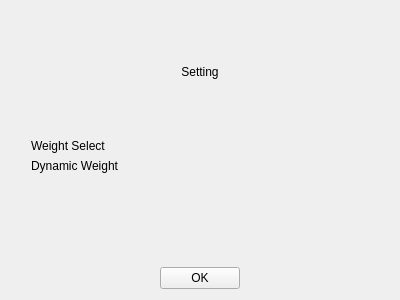
The window that ui/setting.ui (YouMeBetween/QtRandomSelector) describes before a commit, drawn with Qt 5.
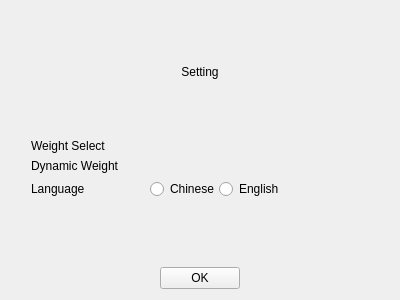
The same window after the commit. Custom widgets are drawn as their Qt base class.

```diff
--- a/ui/setting.ui
+++ b/ui/setting.ui
@@ -81,6 +81,47 @@
        </property>
       </widget>
      </item>
+     <item row="2" column="0">
+      <widget class="QLabel" name="qLanguageLabel">
+       <property name="styleSheet">
+        <string notr="true">font: 500 10pt &quot;思源黑体 CN Medium&quot;;</string>
+       </property>
+       <property name="text">
+        <string>Language</string>
+       </property>
+      </widget>
+     </item>
+     <item row="2" column="1">
+      <layout class="QHBoxLayout" name="horizontalLayout">
+       <item>
+        <widget class="QRadioButton" name="qChineseRadioButton">
+         <property name="text">
+          <string>Chinese</string>
+         </property>
+        </widget>
+       </item>
+       <item>
+        <widget class="QRadioButton" name="qEnglishRadioButton">
+         <property name="text">
+          <string>English</string>
+         </property>
+        </widget>
+       </item>
+       <item>
+        <spacer name="horizontalSpacer">
+         <property name="orientation">
+          <enum>Qt::Horizontal</enum>
+         </property>
+         <property name="sizeHint" stdset="0">
+          <size>
+           <width>40</width>
+           <height>20</height>
+          </size>
+         </property>
+        </spacer>
+       </item>
+      </layout>
+     </item>
     </layout>
    </item>
    <item alignment="Qt::AlignHCenter">
```
